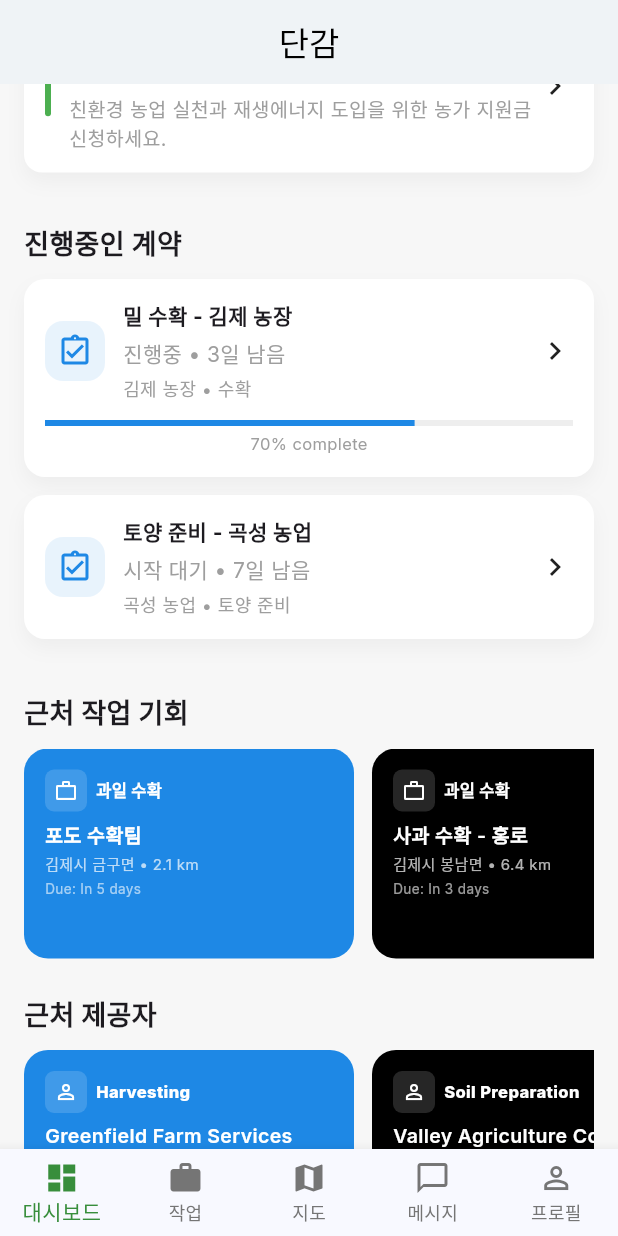
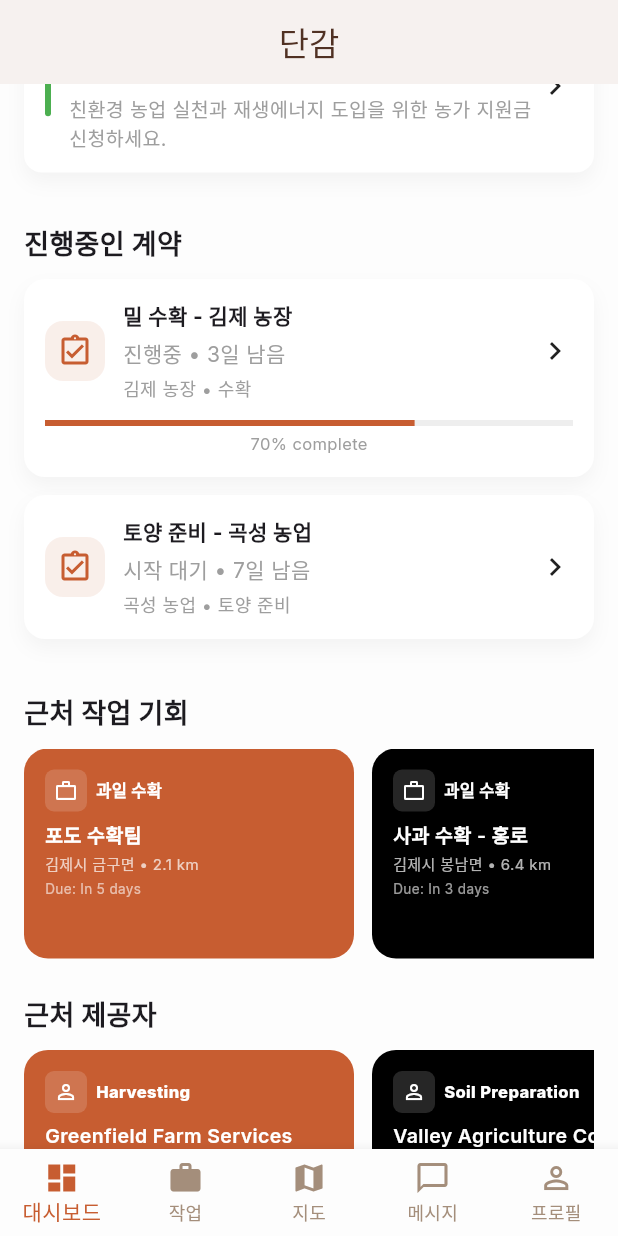
Before and after one commit to Via-Hyun0/dangam_app, a Flutter app: the screen it shows after launch, scrolled down 576 dp, on a phone screen of 412 x 824 dp. Run offline on Flutter 3.47's test engine with Material 3 defaults, Android fonts, the phone set to English and light mode, and no system bars; our stand-ins replace google_fonts, google_maps_flutter; missing offline and left inert: farm_work_app.

Commit message:
feat: Apply persimmon orange brand color and fix UI issues
- Update ThemeData with brand colors (#c75d31, #a48e7b, #503123)
- Apply persimmon orange to primary elements and navigation
- Fix UI overflow issues in dashboard carousel
- Update color scheme for better visual hierarchy
- Maintain white text on orange background for readability

```diff
--- a/lib/main.dart
+++ b/lib/main.dart
@@ -16,18 +16,21 @@ class MyApp extends StatelessWidget {
       title: '단감',
       theme: ThemeData(
         colorScheme: ColorScheme.fromSeed(
-          seedColor: const Color(0xFF1E88E5), // neutral, global blue
-          primary: const Color(0xFF1E88E5),
-          secondary: const Color(0xFF7E57C2), // subtle accent
+          seedColor: const Color(0xFFc75d31), // 단감 오렌지
+          primary: const Color(0xFFc75d31), // 단감 오렌지
+          secondary: const Color(0xFFa48e7b), // 보조 브라운
+          surface: const Color(0xFFfdfdfd), // 중성 배경
+          onPrimary: Colors.white, // 오렌지 위의 텍스트
+          onSurface: const Color(0xFF503123), // 다크 액센트
         ),
         textTheme: GoogleFonts.interTextTheme(),
         appBarTheme: const AppBarTheme(
           backgroundColor: Colors.white,
-          foregroundColor: Colors.black,
+          foregroundColor: Color(0xFF503123), // 다크 액센트
           elevation: 0,
           centerTitle: true,
         ),
-        scaffoldBackgroundColor: const Color(0xFFF7F7F7),
+        scaffoldBackgroundColor: const Color(0xFFfdfdfd),
         visualDensity: VisualDensity.adaptivePlatformDensity,
         useMaterial3: true,
       ),
--- a/lib/pages/dashboard_body.dart
+++ b/lib/pages/dashboard_body.dart
@@ -391,7 +391,7 @@ class _HorizontalChipsCarousel extends StatelessWidget {
             ),
             child: Column(
               crossAxisAlignment: CrossAxisAlignment.start,
-              mainAxisSize: MainAxisSize.min,
+              mainAxisSize: MainAxisSize.max,
               children: [
                 Row(
                   children: [
--- a/lib/widgets/mobile_layout.dart
+++ b/lib/widgets/mobile_layout.dart
@@ -41,17 +41,23 @@ class _MobileLayoutState extends State<MobileLayout> {
 
   @override
   Widget build(BuildContext context) {
+    final theme = Theme.of(context);
+
     return Scaffold(
       appBar: AppBar(
         title: Text(_pageTitles[_selectedIndex]),
+        backgroundColor: Colors.white,
+        foregroundColor: theme.colorScheme.onSurface,
+        elevation: 0,
+        centerTitle: true,
       ),
       body: _pages[_selectedIndex],
       bottomNavigationBar: BottomNavigationBar(
         currentIndex: _selectedIndex,
         onTap: _onItemTapped,
-        type: BottomNavigationBarType.fixed, // To show labels for all items
-        selectedItemColor: Colors.green[700],
-        unselectedItemColor: Colors.grey[600],
+        type: BottomNavigationBarType.fixed,
+        selectedItemColor: theme.colorScheme.primary, // 단감 오렌지
+        unselectedItemColor: theme.colorScheme.secondary, // 보조 브라운
         items: const [
           BottomNavigationBarItem(
             icon: Icon(Icons.dashboard),
```
